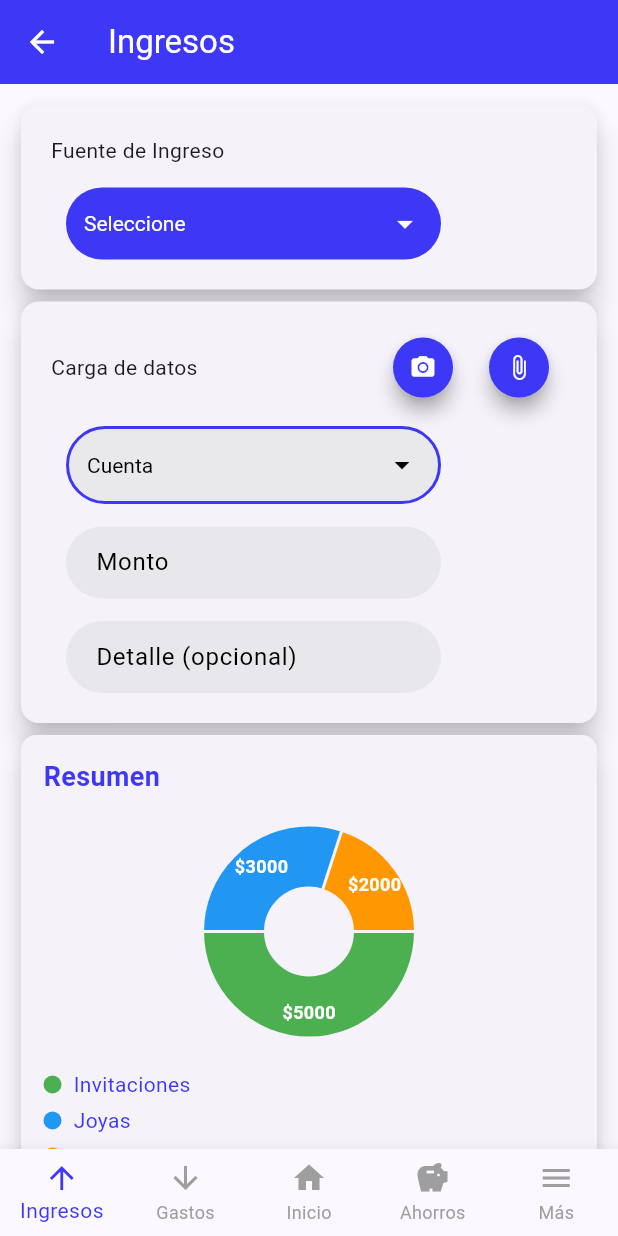
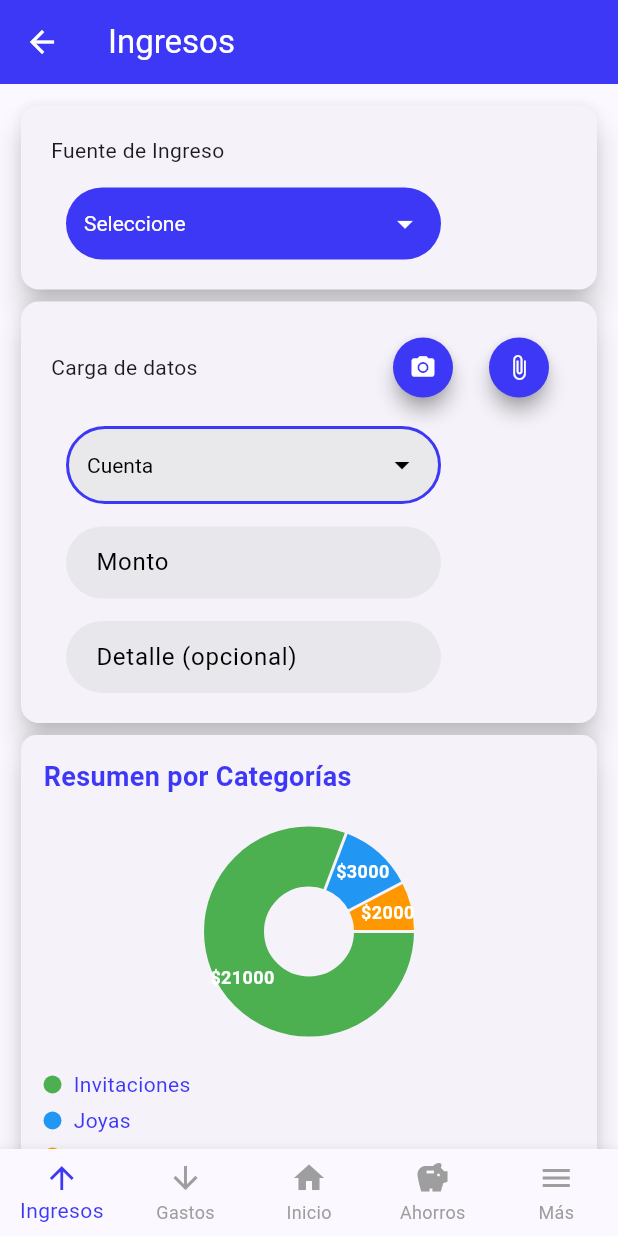
Before and after one commit to Marcee096/marnager, a Flutter app: the IngresosPage screen opened directly, on a phone screen of 412 x 824 dp. Run offline on Flutter 3.47's test engine with Material 3 defaults, Android fonts, the phone set to English and light mode, and no system bars; drawn by our look-alikes of fl_chart; missing offline and left inert: fluid_dropdown_input.

Commit message:
grafico base dinamico en ingresos

```diff
--- a/lib/src/pages/ingresos_page.dart
+++ b/lib/src/pages/ingresos_page.dart
@@ -32,13 +32,49 @@ class _IngresosPageState extends State<IngresosPage> {
     'Cobro',
     'Intereses',
   ];
-  final Map<String, double> datos = {
-    'Invitaciones': 5000,
-    'Joyas': 3000,
-    'Beca': 2000,
-  };
+
+  // Datos estructurados con categorías y subcategorías
+  final List<Map<String, dynamic>> datosCompletos = [
+    { 'categoria': 'Invitaciones', 'subcategoria': 'Web', 'monto': 5000 },
+    { 'categoria': 'Invitaciones', 'subcategoria': 'Imagen', 'monto': 3000 },
+    { 'categoria': 'Invitaciones', 'subcategoria': 'Video', 'monto': 8000 },
+    { 'categoria': 'Invitaciones', 'subcategoria': 'PDF', 'monto': 5000 },
+    { 'categoria': 'Joyas', 'subcategoria': 'Tienda', 'monto': 3000 },
+    { 'categoria': 'Beca', 'subcategoria': 'Educación', 'monto': 2000 },
+  ];
+
+  // Método para obtener subcategorías según la selección del dropdown
+  Map<String, double> _obtenerDatosParaGrafico() {
+    if (_opcionSeleccionadaDropdown == null) {
+      // Si no hay selección, mostrar todas las categorías principales
+      Map<String, double> categoriasPrincipales = {};
+      for (var categoria in _ingresos) {
+        double total = datosCompletos
+            .where((item) => item['categoria'] == categoria)
+            .fold(0.0, (sum, item) => sum + item['monto']);
+        if (total > 0) {
+          categoriasPrincipales[categoria] = total;
+        }
+      }
+      return categoriasPrincipales;
+    } else {
+      // Si hay una categoría seleccionada, mostrar sus subcategorías
+      Map<String, double> subcategorias = {};
+      var datosCategoria = datosCompletos
+          .where((item) => item['categoria'] == _opcionSeleccionadaDropdown)
+          .toList();
+
+      for (var item in datosCategoria) {
+        subcategorias[item['subcategoria']] = item['monto'].toDouble();
+      }
+      return subcategorias;
+    }
+  }
   @override
   Widget build(BuildContext context) {
+    // Obtener datos dinámicos según la selección
+    final datosDinamicos = _obtenerDatosParaGrafico();
+
     return Scaffold(
       appBar: AppBar(
         iconTheme: const IconThemeData(color: Colors.white),
@@ -47,7 +83,7 @@ class _IngresosPageState extends State<IngresosPage> {
       ),
       body: ListView(
         padding: const EdgeInsets.all(10.0),
-        children: [_cardFuente(), _cardCargaIngreso(), _cardGrafico(datos), _pieChartResumen(datos)],
+        children: [_cardFuente(), _cardCargaIngreso(), _cardGrafico(datosDinamicos)],
       ),
       bottomNavigationBar: BottomNavigationBar(
         type: BottomNavigationBarType.fixed,
@@ -335,62 +371,7 @@ class _IngresosPageState extends State<IngresosPage> {
   ));
 }
 
-   // Nuevo método: grafico de pastel para el resumen
-  Widget _pieChartResumen(Map<String, double> datos) {
-    final double ingresos = datos['ingresos'] ?? 0;
-    final double gastos = datos['gastos'] ?? 0;
-    final double ahorros = datos['ahorros'] ?? 0;
 
-    // Si todos son 0, mostrar placeholder (evita división por 0 visualmente)
-    if (ingresos == 0 && gastos == 0 && ahorros == 0) {
-      return const SizedBox(
-        height: 160,
-        child: Center(child: Text('Sin datos para mostrar', style: TextStyle(color: Colors.grey))),
-      );
-    }
-
-    return SizedBox(
-      height: 160,
-      child: PieChart(
-        PieChartData(
-          sectionsSpace: 2,
-          centerSpaceRadius: 30,
-          sections: [
-            PieChartSectionData(
-              value: ingresos,
-              color: Colors.green,
-              title: '\$${ingresos.toStringAsFixed(0)}',
-              radius: 40,
-              showTitle: true,
-              titleStyle: const TextStyle(color: Colors.white, fontSize: 12, fontWeight: FontWeight.bold),
-              borderSide: BorderSide.none,
-              titlePositionPercentageOffset: 0.6,
-            ),
-            PieChartSectionData(
-              value: gastos,
-              color: Colors.orange,
-              title: '\$${gastos.toStringAsFixed(0)}',
-              radius: 40,
-              showTitle: true,
-              titleStyle: const TextStyle(color: Colors.white, fontSize: 12, fontWeight: FontWeight.bold),
-              borderSide: BorderSide.none,
-              titlePositionPercentageOffset: 0.6,
-            ),
-            PieChartSectionData(
-              value: ahorros,
-              color: Colors.blue,
-              title: '\$${ahorros.toStringAsFixed(0)}',
-              radius: 40,
-              showTitle: true,
-              titleStyle: const TextStyle(color: Colors.white, fontSize: 12, fontWeight: FontWeight.bold),
-              borderSide: BorderSide.none,
-              titlePositionPercentageOffset: 0.6,
-            ),
-          ],
-        ),
-      ),
-    );
-  }
 
   // Método específico para gráfico de categorías de ingresos
   Widget _pieChartIngresos(Map<String, double> datos) {
@@ -442,6 +423,11 @@ class _IngresosPageState extends State<IngresosPage> {
 
   // Actualiza la card del gráfico para usar el nuevo método
   Widget _cardGrafico(Map<String, double> datos) {
+    // Título dinámico según la selección
+    String titulo = _opcionSeleccionadaDropdown == null
+        ? 'Resumen por Categorías'
+        : 'Subcategorías de $_opcionSeleccionadaDropdown';
+
     return Card(
       shape: RoundedRectangleBorder(borderRadius: BorderRadius.circular(10.0)),
       elevation: 8,
@@ -451,9 +437,9 @@ class _IngresosPageState extends State<IngresosPage> {
         child: Column(
           crossAxisAlignment: CrossAxisAlignment.start,
           children: [
-            const Text(
-              'Resumen',
-              style: TextStyle(
+            Text(
+              titulo,
+              style: const TextStyle(
                 fontSize: 18.0,
                 fontWeight: FontWeight.bold,
                 color: Color.fromARGB(255, 61, 56, 245),
```
